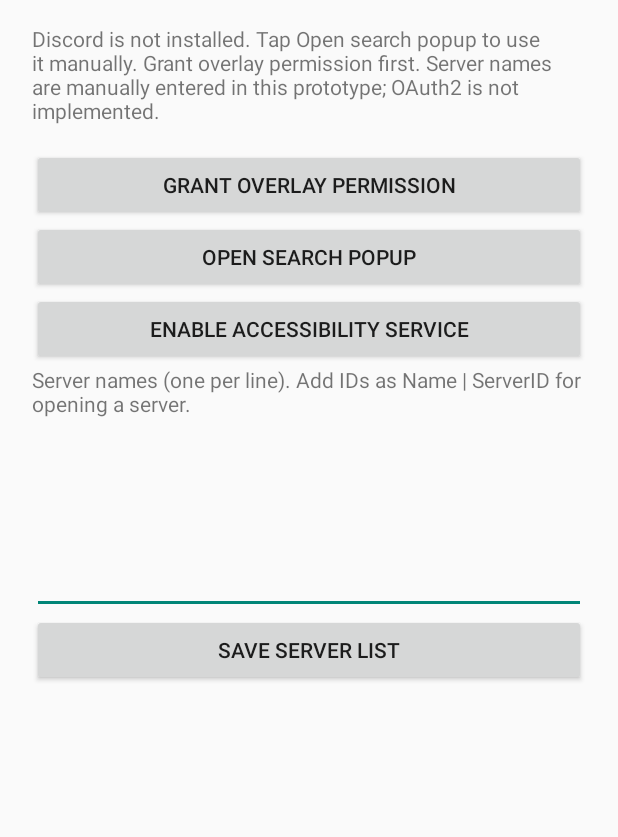
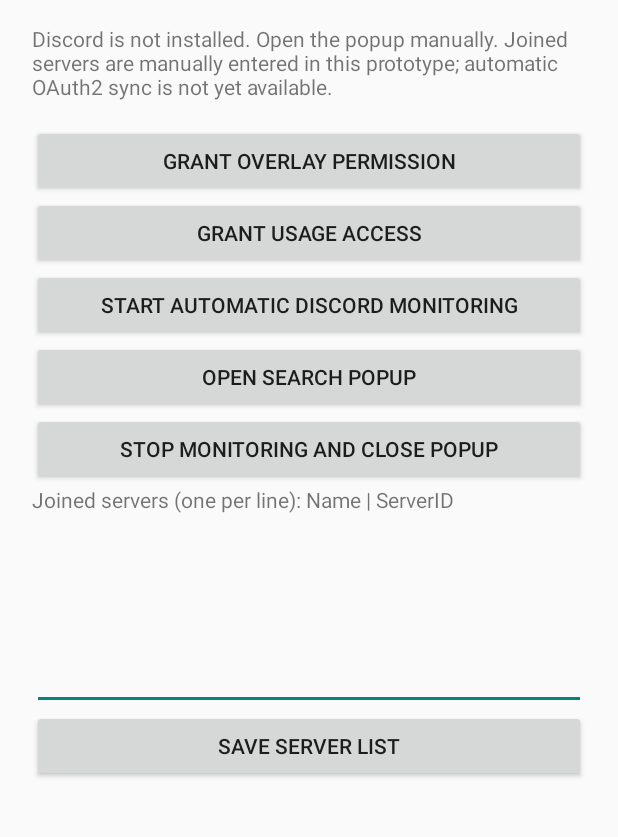
Before and after one commit to Ahmed-Soudi/discord-joined-servers-search-android, an Android app: the screen it shows after launch (MainActivity), on a phone screen of 412 x 824 dp, the part 123-960 px from its top. Run offline under Robolectric (Android 15) with nearby library versions, the phone set to English and light mode, and no system bars; 2 statements that could not run were skipped.

Commit message:
Replace Accessibility with Usage Access monitoring: MainActivity.java

```diff
--- a/app/src/main/java/com/joinedservers/search/MainActivity.java
+++ b/app/src/main/java/com/joinedservers/search/MainActivity.java
@@ -1,10 +1,12 @@
 package com.joinedservers.search;
 
 import android.app.Activity;
+import android.app.AppOpsManager;
 import android.content.Intent;
 import android.net.Uri;
 import android.os.Bundle;
 import android.content.pm.PackageManager;
+import android.os.Process;
 import android.widget.Toast;
 import android.provider.Settings;
 import android.text.InputType;
@@ -19,24 +21,38 @@ public class MainActivity extends Activity {
         try { getPackageManager().getPackageInfo("com.discord", 0); return true; }
         catch (PackageManager.NameNotFoundException e) { return false; }
     }
+    private boolean hasUsageAccess() {
+        AppOpsManager ops = (AppOpsManager) getSystemService(APP_OPS_SERVICE);
+        return ops.checkOpNoThrow(AppOpsManager.OPSTR_GET_USAGE_STATS, Process.myUid(), getPackageName()) == AppOpsManager.MODE_ALLOWED;
+    }
+    private void startOverlay(String action) {
+        if (!Settings.canDrawOverlays(this)) {
+            Toast.makeText(this,"Grant overlay permission first",Toast.LENGTH_LONG).show(); return;
+        }
+        if (ManualOverlayService.ACTION_MONITOR.equals(action) && !hasUsageAccess()) {
+            Toast.makeText(this,"Grant Usage Access first",Toast.LENGTH_LONG).show(); return;
+        }
+        Intent intent = new Intent(this, ManualOverlayService.class);
+        intent.setAction(action);
+        startForegroundService(intent);
+        finish();
+    }
     @Override public void onCreate(Bundle state) {
         super.onCreate(state);
         LinearLayout root = new LinearLayout(this);
         root.setOrientation(LinearLayout.VERTICAL); root.setPadding(32,40,32,24);
         TextView heading = new TextView(this); heading.setText("Discord Joined Servers Search for Android"); heading.setTextSize(22); root.addView(heading);
-        boolean installed = discordInstalled();
-        TextView info = new TextView(this); info.setText((installed ? "Discord is installed. Enable Accessibility for automatic show/hide. " : "Discord is not installed. Tap Open search popup to use it manually. ") + "Grant overlay permission first. Server names are manually entered in this prototype; OAuth2 is not implemented."); info.setPadding(0,24,0,24); root.addView(info);
+        TextView info = new TextView(this);
+        info.setText((discordInstalled() ? "Discord is installed. Enable Usage Access and start monitoring to show the popup while Discord is open. " : "Discord is not installed. Open the popup manually. ") + "Joined servers are manually entered in this prototype; automatic OAuth2 sync is not yet available.");
+        info.setPadding(0,24,0,24); root.addView(info);
         Button overlay = new Button(this); overlay.setText("Grant overlay permission"); overlay.setOnClickListener(v -> startActivity(new Intent(Settings.ACTION_MANAGE_OVERLAY_PERMISSION, Uri.parse("package:"+getPackageName())))); root.addView(overlay);
-        Button manual = new Button(this); manual.setText("Open search popup"); manual.setOnClickListener(v -> {
-            if (!Settings.canDrawOverlays(this)) { Toast.makeText(this,"Grant overlay permission first",Toast.LENGTH_LONG).show(); return; }
-            if (DiscordAccessibilityService.instance != null) DiscordAccessibilityService.instance.openManually();
-            else startForegroundService(new Intent(this,ManualOverlayService.class));
-            finish();
-        }); root.addView(manual);
-        Button accessibility = new Button(this); accessibility.setText("Enable Accessibility service"); accessibility.setOnClickListener(v -> startActivity(new Intent(Settings.ACTION_ACCESSIBILITY_SETTINGS))); root.addView(accessibility);
-        TextView label = new TextView(this); label.setText("Server names (one per line). Add IDs as Name | ServerID for opening a server."); root.addView(label);
+        Button usage = new Button(this); usage.setText("Grant Usage Access"); usage.setOnClickListener(v -> startActivity(new Intent(Settings.ACTION_USAGE_ACCESS_SETTINGS))); root.addView(usage);
+        Button monitor = new Button(this); monitor.setText("Start automatic Discord monitoring"); monitor.setOnClickListener(v -> startOverlay(ManualOverlayService.ACTION_MONITOR)); root.addView(monitor);
+        Button manual = new Button(this); manual.setText("Open search popup"); manual.setOnClickListener(v -> startOverlay(ManualOverlayService.ACTION_OPEN)); root.addView(manual);
+        Button stop = new Button(this); stop.setText("Stop monitoring and close popup"); stop.setOnClickListener(v -> { stopService(new Intent(this,ManualOverlayService.class)); Toast.makeText(this,"Stopped",Toast.LENGTH_SHORT).show(); }); root.addView(stop);
+        TextView label = new TextView(this); label.setText("Joined servers (one per line): Name | ServerID"); root.addView(label);
         EditText editor = new EditText(this); editor.setMinLines(5); editor.setGravity(Gravity.TOP); editor.setInputType(InputType.TYPE_CLASS_TEXT | InputType.TYPE_TEXT_FLAG_MULTI_LINE); editor.setText(getPreferences(0).getString("servers", "")); root.addView(editor);
-        Button save = new Button(this); save.setText("Save server list"); save.setOnClickListener(v -> {getPreferences(0).edit().putString("servers", editor.getText().toString()).apply(); android.widget.Toast.makeText(this,"Saved",android.widget.Toast.LENGTH_SHORT).show();}); root.addView(save);
+        Button save = new Button(this); save.setText("Save server list"); save.setOnClickListener(v -> {getPreferences(0).edit().putString("servers", editor.getText().toString()).apply(); Toast.makeText(this,"Saved",Toast.LENGTH_SHORT).show();}); root.addView(save);
         setContentView(root);
     }
 }
```
